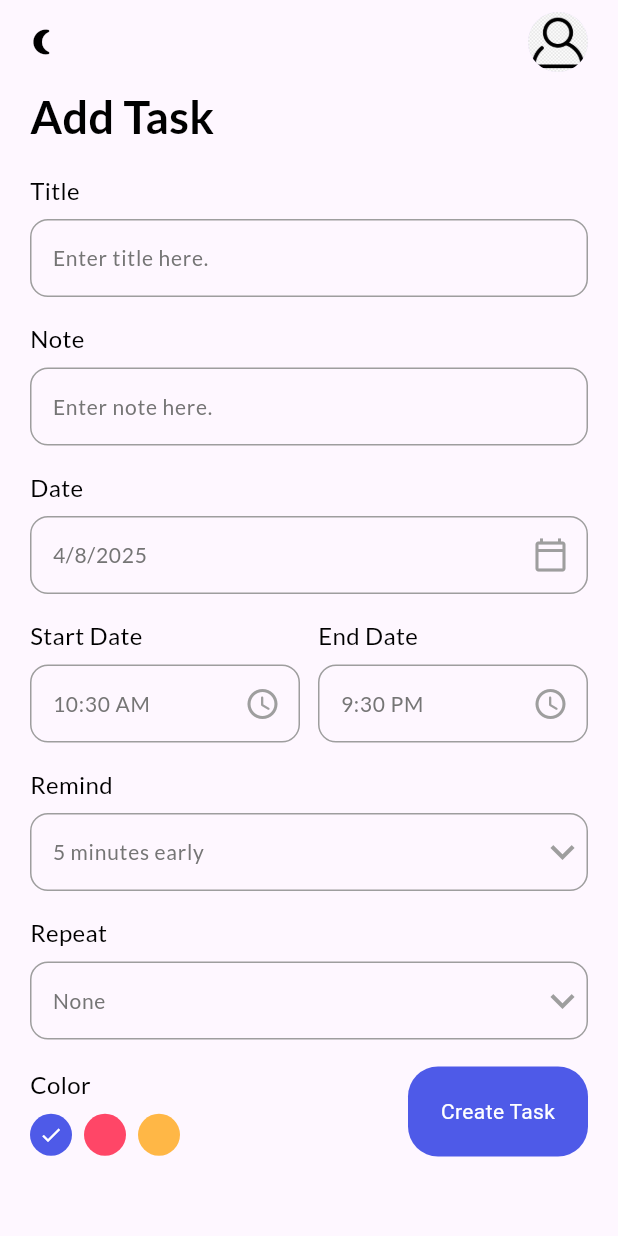
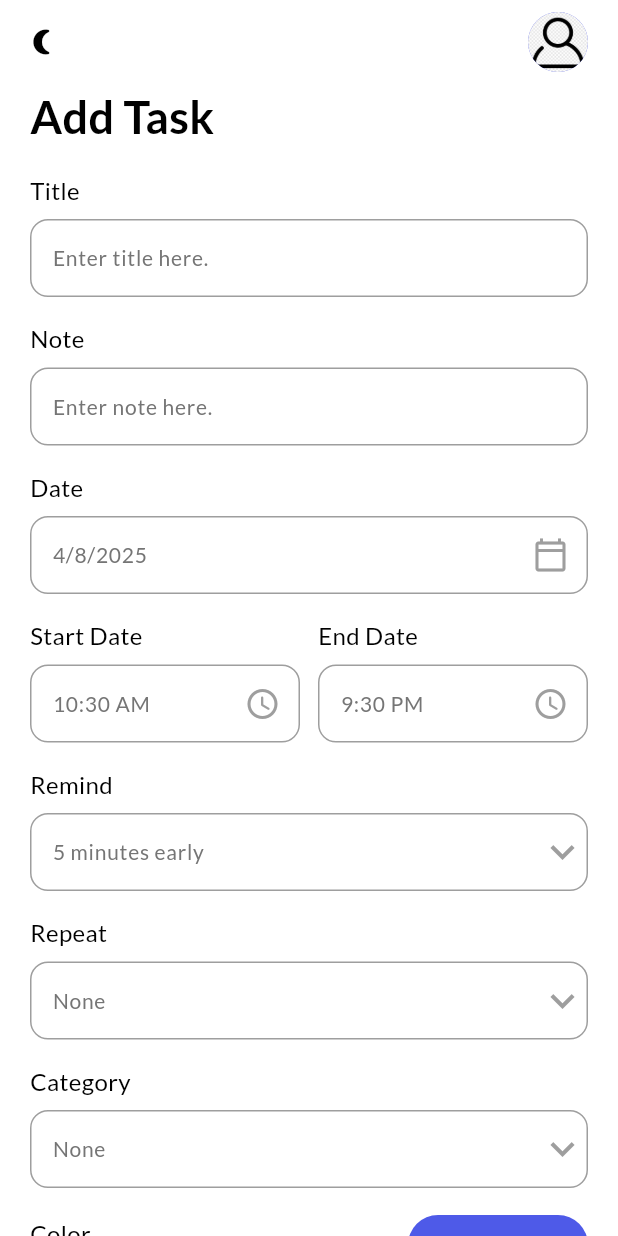
Before and after one commit to hunghoangphi2004/flutter-todo-app, a Flutter app: the AddTaskPage screen opened directly, on a phone screen of 412 x 824 dp. Run offline on Flutter 3.47's test engine with Material 3 defaults, Android fonts, the phone set to English and light mode, and no system bars; our stand-ins replace date_picker_timeline, flutter_local_notifications, flutter_svg, get, get_storage, google_fonts; accounts and stored records are empty.

Commit message:
update category

```diff
--- a/todo_app/lib/ui/add_task_bar.dart
+++ b/todo_app/lib/ui/add_task_bar.dart
@@ -21,6 +21,8 @@ class _AddTaskPageState extends State<AddTaskPage> {
   String _startTime = DateFormat("hh:mm a").format(DateTime.now()).toString();
   int _selectedRemind = 5;
   String _selectedRepeat = "None";
+  String _selectedCategory = "None";
+  List<String> categorytList = ["None", "Hưng", "Hân", "Nhi", "Nga"];
   List<int> remindList = [5, 10, 15, 20];
   List<String> repeatList = ["None", "Daily", "Weekly", "Monthly"];
   int _selectedColor = 0;
@@ -129,6 +131,34 @@ class _AddTaskPageState extends State<AddTaskPage> {
                   },
                   items:
                       repeatList.map<DropdownMenuItem<String>>((String value) {
+                        return DropdownMenuItem<String>(
+                          value: value,
+                          child: Text(
+                            value,
+                            style: TextStyle(color: Colors.grey),
+                          ),
+                        );
+                      }).toList(),
+                ),
+              ),
+              MyInputField(
+                title: "Category",
+                hint: _selectedCategory,
+                widget: DropdownButton(
+                  icon: Icon(Icons.keyboard_arrow_down, color: Colors.grey),
+                  iconSize: 32,
+                  elevation: 4,
+                  style: subTitleStyle,
+                  underline: Container(height: 0),
+                  onChanged: (String? newValue) {
+                    setState(() {
+                      _selectedCategory = newValue!;
+                    });
+                  },
+                  items:
+                      categorytList.map<DropdownMenuItem<String>>((
+                        String value,
+                      ) {
                         return DropdownMenuItem<String>(
                           value: value,
                           child: Text(
```
Also changed, not shown: todo_app/lib/main.dart (+61 -38 lines), todo_app/lib/ui/add_task_category.dart (added, +108 -0 lines), todo_app/lib/ui/home_page.dart (+12 -1 lines).
